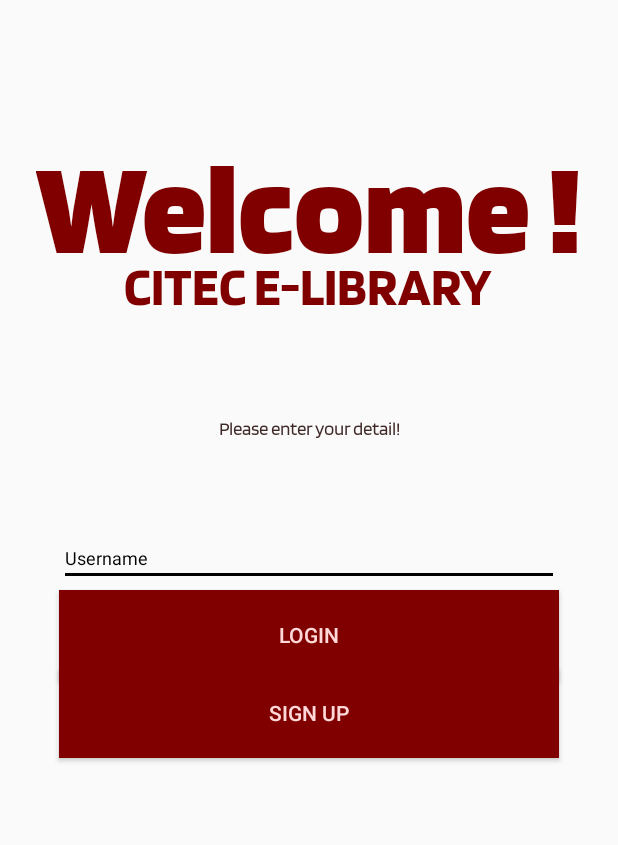
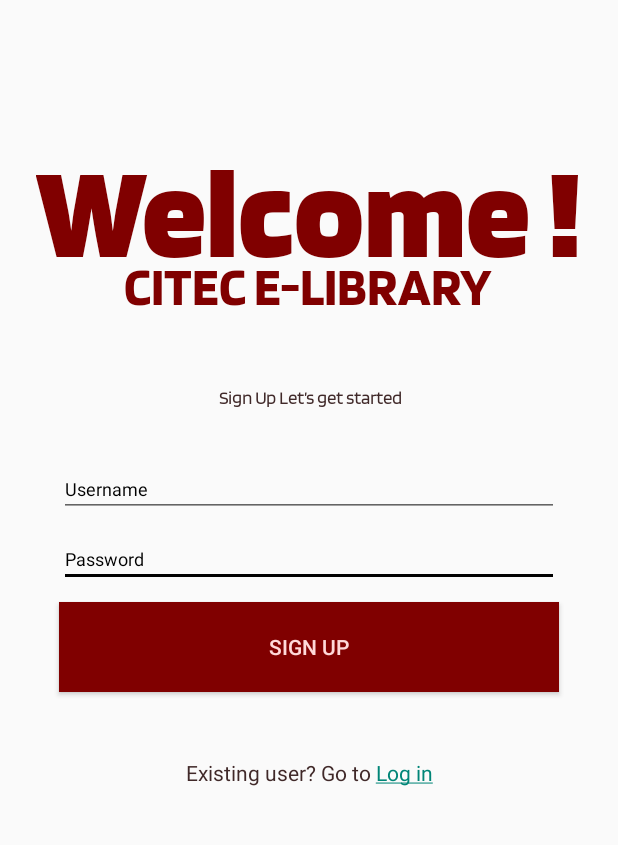
Before and after one commit to Jayem09/cc106_3a_grp5, an Android app: the screen it shows after launch (activity_login before the commit, activity_signup after it), on a phone screen of 412 x 824 dp, the part 100-945 px from its top. Run offline under Robolectric (Android 15) with nearby library versions, the phone set to English and light mode, and no system bars.

Commit message:
fix issue second activity_login crash

```diff
--- a/app/src/main/AndroidManifest.xml
+++ b/app/src/main/AndroidManifest.xml
@@ -14,7 +14,7 @@
         tools:targetApi="31">
 
         <activity
-            android:name=".activity_login"
+            android:name=".activity_signup"
             android:exported="true">
             <intent-filter>
                 <action android:name="android.intent.action.MAIN" />
@@ -22,7 +22,7 @@
             </intent-filter>
         </activity>
 
-        <activity android:name=".activity_signup"/>
+        <activity android:name=".activity_login"/>
 
 
     </application>
--- a/app/src/main/java/com/example/elibproj/activity_login.java
+++ b/app/src/main/java/com/example/elibproj/activity_login.java
@@ -26,26 +26,6 @@ public class activity_login extends AppCompatActivity {
         password = findViewById(R.id.passwordLoginId);
         btnLogin = findViewById(R.id.Loginbtn);
         DB = new DBHelper(this);
-        Button btnSignup = (Button)findViewById(R.id.buttontoSignuppage);
-
-
-
-        if (btnSignup != null) {
-            btnSignup.setOnClickListener(new View.OnClickListener() {
-                @Override
-                public void onClick(View view) {
-                    try {
-                        Intent intent = new Intent(activity_login.this, activity_signup.class);
-                        Log.d("LoginActivity", "Starting SignupActivity");
-                        startActivity(intent);
-                    } catch (Exception e) {
-                        Log.e("LoginActivity", "Error starting SignupActivity", e);
-                    }
-                }
-            });
-        } else {
-            Log.e("LoginActivity", "btnSignup is null");
-        }
 
 
         btnLogin.setOnClickListener(view -> {
@@ -66,7 +46,5 @@ public class activity_login extends AppCompatActivity {
                 }
             }
         });
-
-
     }
 }
--- a/app/src/main/res/layout/activity_login.xml
+++ b/app/src/main/res/layout/activity_login.xml
@@ -142,18 +142,5 @@
         app:layout_constraintStart_toStartOf="parent"
         app:layout_constraintTop_toTopOf="parent" />
 
-    <Button
-        android:id="@+id/buttontoSignuppage"
-        android:layout_width="500px"
-        android:layout_height="90px"
-        android:layout_marginTop="512dp"
-        android:background="@color/Crimson"
-        android:text="Sign Up"
-        android:textColor="#FFD9D9"
-        app:layout_constraintEnd_toEndOf="parent"
-        app:layout_constraintHorizontal_bias="0.502"
-        app:layout_constraintStart_toStartOf="parent"
-        app:layout_constraintTop_toTopOf="parent" />
-
 
 </androidx.constraintlayout.widget.ConstraintLayout>
--- a/app/src/main/res/layout/activity_signup.xml
+++ b/app/src/main/res/layout/activity_signup.xml
@@ -8,7 +8,7 @@
     tools:context=".activity_signup">
 
     <TextView
-        android:id="@+id/dashboadid2"
+        android:id="@+id/dashboardd"
         android:layout_width="wrap_content"
         android:layout_height="wrap_content"
         android:fontFamily="@font/regular5"
@@ -136,7 +136,7 @@
         app:layout_constraintVertical_bias="0.475" />
 
     <Button
-        android:id="@+id/signUpbutton"
+        android:id="@+id/signupButtonId"
         android:layout_width="500px"
         android:layout_height="90px"
         android:layout_marginTop="468dp"
@@ -151,7 +151,7 @@
 
 
     <TextView
-        android:id="@+id/tvLogin"
+        android:id="@+id/textviewLogin"
         android:layout_width="wrap_content"
         android:layout_height="wrap_content"
         android:layout_marginTop="572dp"
```
Also changed, not shown: app/src/main/java/com/example/elibproj/activity_signup.java (+10 -68 lines).
